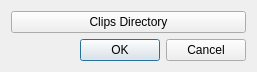
Above: ui/settings.ui from tdauth/gustavsfairyland before the change. Below: the same form after it.
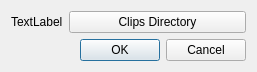
That is the form after the change.

Commit message: Added Settings dialog, fixed relative paths

Patch:
```diff
--- a/ui/settings.ui
+++ b/ui/settings.ui
@@ -28,6 +28,13 @@
      </property>
     </widget>
    </item>
+   <item row="0" column="0">
+    <widget class="QLabel" name="clipsDirectoryLabel">
+     <property name="text">
+      <string>TextLabel</string>
+     </property>
+    </widget>
+   </item>
   </layout>
  </widget>
  <resources/>
```
Left out of the diff: 6 changed lines with no effect on the pictures. The commit also changes 9 other files.
